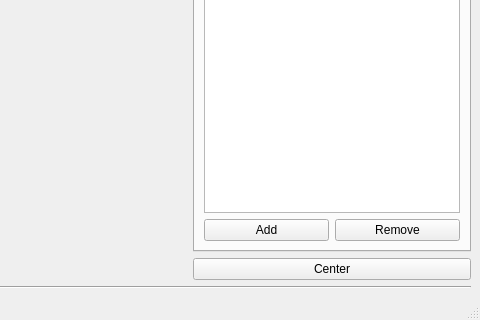
Before: the Qt Designer form QDataVis/Headers/MainWindow.ui in jondef/QDataVis, drawn with Qt 5; both pictures show x 463 to 943 and y 280 to 600 of the 943 by 600 pixel window.
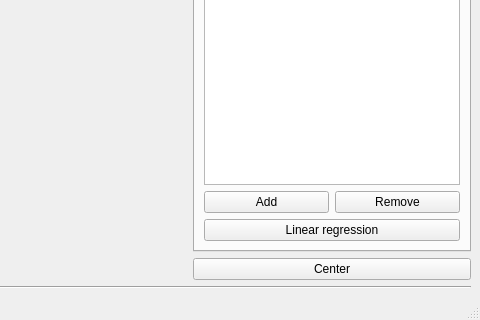
After: the same form once the commit is applied. The open tabs and pages were chosen to show the change. Custom widgets are drawn as their Qt base class.

Commit message: Added a button for linear regression

Diff of the .ui file:
```diff
--- a/QDataVis/Headers/MainWindow.ui
+++ b/QDataVis/Headers/MainWindow.ui
@@ -115,6 +115,16 @@
           </item>
          </layout>
         </item>
+        <item row="0" column="0">
+         <widget class="QListWidget" name="listWidget_PointGraphList"/>
+        </item>
+        <item row="3" column="0">
+         <widget class="QPushButton" name="pushButton_linearRegression">
+          <property name="text">
+           <string>Linear regression</string>
+          </property>
+         </widget>
+        </item>
        </layout>
       </widget>
       <widget class="QWidget" name="tab">
```
Left out of the diff: 3 changed lines with no effect on the pictures. The commit also changes 2 other files.
